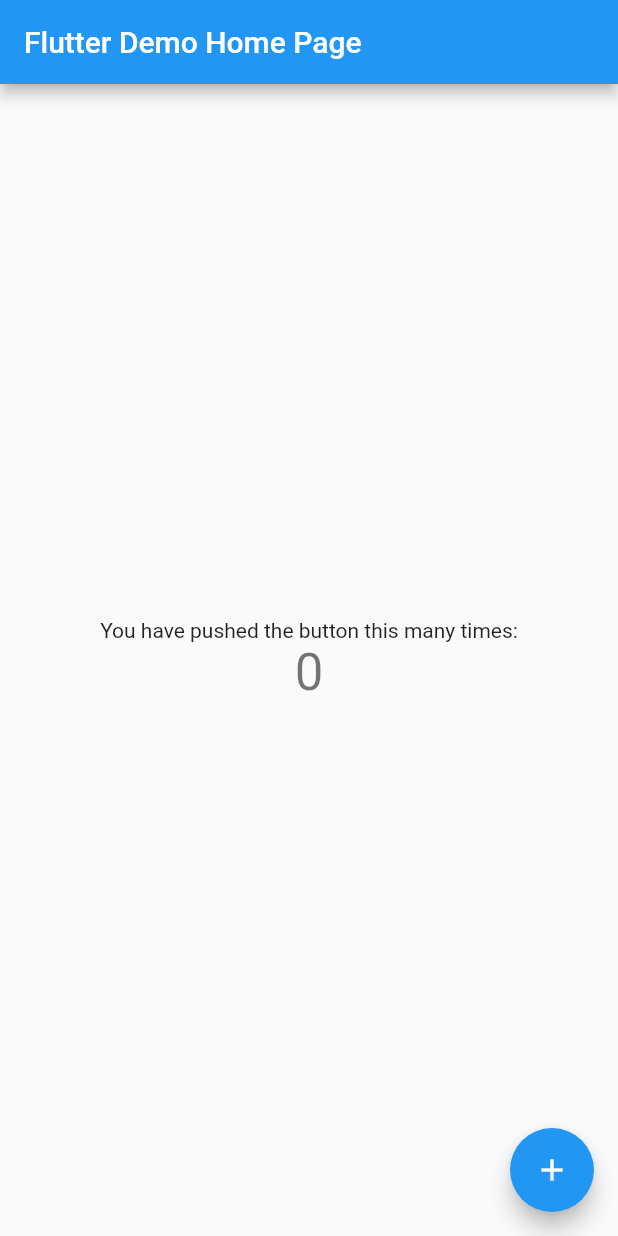
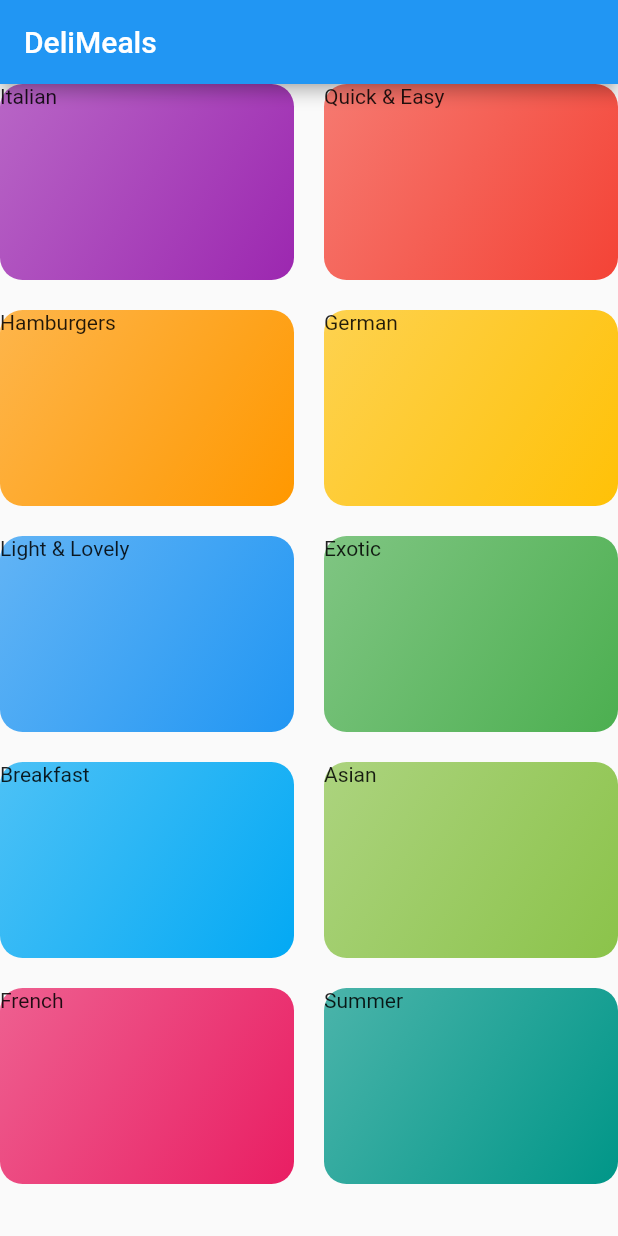
Before and after one commit to nikhild64/MealsApp, a Flutter app: the screen it shows after launch, on a phone screen of 412 x 824 dp. Run offline on Flutter 3.47's test engine with Material 2 defaults, Android fonts, the phone set to English and light mode, and no system bars.

Commit message:
added categories skelton and registed it as first screen

```diff
--- /dev/null
+++ b/lib/category-item.dart
@@ -0,0 +1,21 @@
+import 'package:flutter/material.dart';
+
+class CategoryItem extends StatelessWidget {
+  final String title;
+  final Color color;
+  const CategoryItem({this.color, this.title});
+
+  @override
+  Widget build(BuildContext context) {
+    return Container(
+      child: Text(title),
+      decoration: BoxDecoration(
+          gradient: LinearGradient(
+            colors: [color.withOpacity(.7), color],
+            begin: Alignment.topLeft,
+            end: Alignment.bottomRight,
+          ),
+          borderRadius: BorderRadius.circular(15)),
+    );
+  }
+}
--- /dev/null
+++ b/lib/category-screen.dart
@@ -0,0 +1,29 @@
+import 'package:flutter/material.dart';
+import './category-item.dart';
+import './dummy_data.dart';
+
+class CategoryScreen extends StatelessWidget {
+  @override
+  Widget build(BuildContext context) {
+    return Scaffold(
+      appBar: AppBar(
+        title: const Text('DeliMeals'),
+      ),
+      body: GridView(
+          children: [
+            ...DUMMY_CATEGORIES.map((cat) {
+              return CategoryItem(
+                color: cat.color,
+                title: cat.title,
+              );
+            }).toList()
+          ],
+          gridDelegate: SliverGridDelegateWithMaxCrossAxisExtent(
+            maxCrossAxisExtent: 200,
+            childAspectRatio: 3 / 2,
+            crossAxisSpacing: 20,
+            mainAxisSpacing: 20,
+          )),
+    );
+  }
+}
--- /dev/null
+++ b/lib/dummy_data.dart
@@ -0,0 +1,56 @@
+import 'package:flutter/material.dart';
+
+import './models/category.dart';
+
+const DUMMY_CATEGORIES = const [
+  Category(
+    id: 'c1',
+    title: 'Italian',
+    color: Colors.purple,
+  ),
+  Category(
+    id: 'c2',
+    title: 'Quick & Easy',
+    color: Colors.red,
+  ),
+  Category(
+    id: 'c3',
+    title: 'Hamburgers',
+    color: Colors.orange,
+  ),
+  Category(
+    id: 'c4',
+    title: 'German',
+    color: Colors.amber,
+  ),
+  Category(
+    id: 'c5',
+    title: 'Light & Lovely',
+    color: Colors.blue,
+  ),
+  Category(
+    id: 'c6',
+    title: 'Exotic',
+    color: Colors.green,
+  ),
+  Category(
+    id: 'c7',
+    title: 'Breakfast',
+    color: Colors.lightBlue,
+  ),
+  Category(
+    id: 'c8',
+    title: 'Asian',
+    color: Colors.lightGreen,
+  ),
+  Category(
+    id: 'c9',
+    title: 'French',
+    color: Colors.pink,
+  ),
+  Category(
+    id: 'c10',
+    title: 'Summer',
+    color: Colors.teal,
+  ),
+];
--- a/lib/main.dart
+++ b/lib/main.dart
@@ -1,117 +1,22 @@
 import 'package:flutter/material.dart';
+import './category-screen.dart';
 
 void main() {
   runApp(MyApp());
 }
 
-class MyApp extends StatelessWidget {
-  // This widget is the root of your application.
+class MyApp extends StatefulWidget {
+  @override
+  _MyAppState createState() => _MyAppState();
+}
+
+class _MyAppState extends State<MyApp> {
   @override
   Widget build(BuildContext context) {
     return MaterialApp(
-      title: 'Flutter Demo',
-      theme: ThemeData(
-        // This is the theme of your application.
-        //
-        // Try running your application with "flutter run". You'll see the
-        // application has a blue toolbar. Then, without quitting the app, try
-        // changing the primarySwatch below to Colors.green and then invoke
-        // "hot reload" (press "r" in the console where you ran "flutter run",
-        // or simply save your changes to "hot reload" in a Flutter IDE).
-        // Notice that the counter didn't reset back to zero; the application
-        // is not restarted.
-        primarySwatch: Colors.blue,
-        // This makes the visual density adapt to the platform that you run
-        // the app on. For desktop platforms, the controls will be smaller and
-        // closer together (more dense) than on mobile platforms.
-        visualDensity: VisualDensity.adaptivePlatformDensity,
-      ),
-      home: MyHomePage(title: 'Flutter Demo Home Page'),
+      title: 'DeliMeals',
+      theme: ThemeData(primarySwatch: Colors.blue),
+      home: CategoryScreen(),
     );
   }
 }
-
-class MyHomePage extends StatefulWidget {
-  MyHomePage({Key key, this.title}) : super(key: key);
-
-  // This widget is the home page of your application. It is stateful, meaning
-  // that it has a State object (defined below) that contains fields that affect
-  // how it looks.
-
-  // This class is the configuration for the state. It holds the values (in this
-  // case the title) provided by the parent (in this case the App widget) and
-  // used by the build method of the State. Fields in a Widget subclass are
-  // always marked "final".
-
-  final String title;
-
-  @override
-  _MyHomePageState createState() => _MyHomePageState();
-}
-
-class _MyHomePageState extends State<MyHomePage> {
-  int _counter = 0;
-
-  void _incrementCounter() {
-    setState(() {
-      // This call to setState tells the Flutter framework that something has
-      // changed in this State, which causes it to rerun the build method below
-      // so that the display can reflect the updated values. If we changed
-      // _counter without calling setState(), then the build method would not be
-      // called again, and so nothing would appear to happen.
-      _counter++;
-    });
-  }
-
-  @override
-  Widget build(BuildContext context) {
-    // This method is rerun every time setState is called, for instance as done
-    // by the _incrementCounter method above.
-    //
-    // The Flutter framework has been optimized to make rerunning build methods
-    // fast, so that you can just rebuild anything that needs updating rather
-    // than having to individually change instances of widgets.
-    return Scaffold(
-      appBar: AppBar(
-        // Here we take the value from the MyHomePage object that was created by
-        // the App.build method, and use it to set our appbar title.
-        title: Text(widget.title),
-      ),
-      body: Center(
-        // Center is a layout widget. It takes a single child and positions it
-        // in the middle of the parent.
-        child: Column(
-          // Column is also a layout widget. It takes a list of children and
-          // arranges them vertically. By default, it sizes itself to fit its
-          // children horizontally, and tries to be as tall as its parent.
-          //
-          // Invoke "debug painting" (press "p" in the console, choose the
-          // "Toggle Debug Paint" action from the Flutter Inspector in Android
-          // Studio, or the "Toggle Debug Paint" command in Visual Studio Code)
-          // to see the wireframe for each widget.
-          //
-          // Column has various properties to control how it sizes itself and
-          // how it positions its children. Here we use mainAxisAlignment to
-          // center the children vertically; the main axis here is the vertical
-          // axis because Columns are vertical (the cross axis would be
-          // horizontal).
-          mainAxisAlignment: MainAxisAlignment.center,
-          children: <Widget>[
-            Text(
-              'You have pushed the button this many times:',
-            ),
-            Text(
-              '$_counter',
-              style: Theme.of(context).textTheme.headline4,
-            ),
-          ],
-        ),
-      ),
-      floatingActionButton: FloatingActionButton(
-        onPressed: _incrementCounter,
-        tooltip: 'Increment',
-        child: Icon(Icons.add),
-      ), // This trailing comma makes auto-formatting nicer for build methods.
-    );
-  }
-}
--- /dev/null
+++ b/lib/models/category.dart
@@ -0,0 +1,8 @@
+import 'package:flutter/material.dart';
+
+class Category {
+  final String id;
+  final String title;
+  final Color color;
+  const Category({this.color, this.id, this.title});
+}
```
Also changed, not shown: 1 other file.
